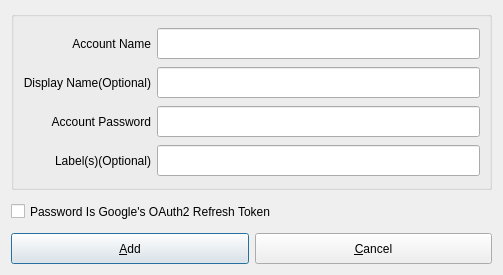
Before: the Qt Designer form src/addaccount.ui in mhogomchungu/qCheckGMail, drawn with Qt 5.
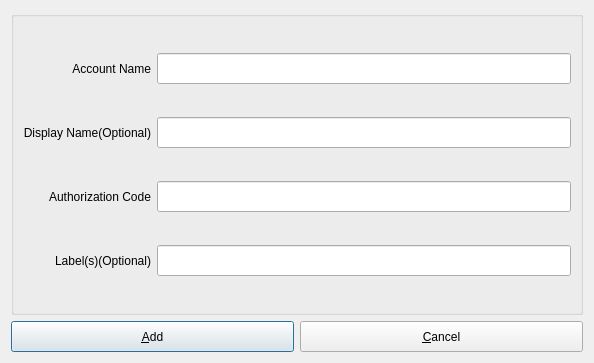
After: the same form once the commit is applied.

Commit message: only support google authorization codes when adding a new account

What changed in the file:
```diff
--- a/src/addaccount.ui
+++ b/src/addaccount.ui
@@ -9,8 +9,8 @@
    <rect>
     <x>0</x>
     <y>0</y>
-    <width>503</width>
-    <height>275</height>
+    <width>594</width>
+    <height>363</height>
    </rect>
   </property>
   <property name="windowTitle">
@@ -94,7 +94,7 @@
          </size>
         </property>
         <property name="text">
-         <string>Account Password</string>
+         <string>Authorization Code</string>
         </property>
         <property name="alignment">
          <set>Qt::AlignRight|Qt::AlignTrailing|Qt::AlignVCenter</set>
@@ -115,6 +115,9 @@
         <property name="echoMode">
          <enum>QLineEdit::Password</enum>
         </property>
+        <property name="readOnly">
+         <bool>true</bool>
+        </property>
        </widget>
       </item>
       <item row="3" column="0">
@@ -152,20 +155,7 @@
      </layout>
     </widget>
    </item>
-   <item row="1" column="0" colspan="2">
-    <widget class="QCheckBox" name="cbToken">
-     <property name="minimumSize">
-      <size>
-       <width>0</width>
-       <height>31</height>
-      </size>
-     </property>
-     <property name="text">
-      <string>Password Is Google's OAuth2 Refresh Token</string>
-     </property>
-    </widget>
-   </item>
-   <item row="2" column="0">
+   <item row="1" column="0">
     <widget class="QPushButton" name="pushButtonAdd">
      <property name="minimumSize">
       <size>
@@ -178,7 +168,7 @@
      </property>
     </widget>
    </item>
-   <item row="2" column="1">
+   <item row="1" column="1">
     <widget class="QPushButton" name="pushButtonCancel">
      <property name="minimumSize">
       <size>
```
The commit also changes 5 other files.
